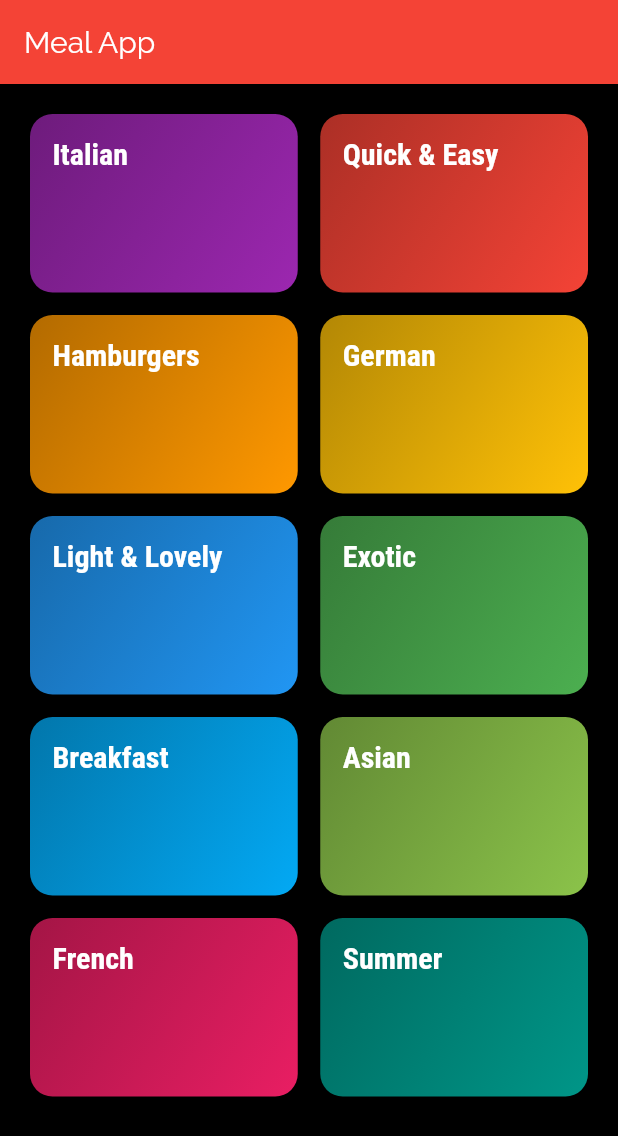
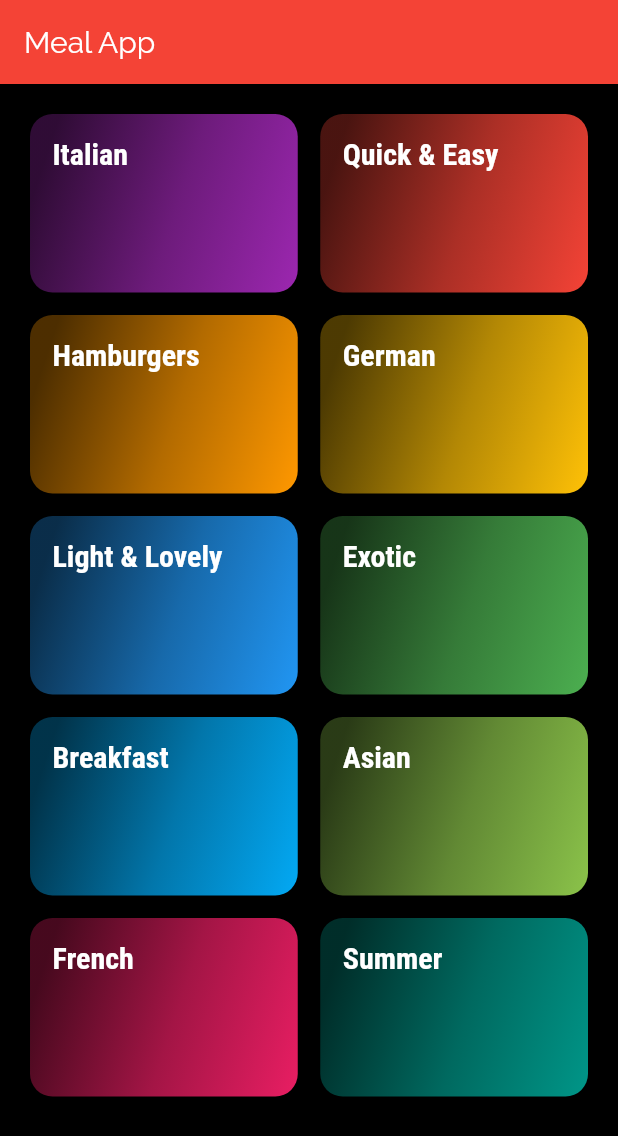
Before and after one commit to d4rk-lucif3r/Meals-App-Flutter, a Flutter app: the screen it shows after launch, on a phone screen of 412 x 824 dp. Shown: the top 1136 px of the screen. Run offline on Flutter 3.47's test engine with Material 2 defaults, Android fonts, the phone set to English and light mode, and no system bars.

```diff
--- a/lib/category_item.dart
+++ b/lib/category_item.dart
@@ -1,7 +1,7 @@
 import 'package:flutter/cupertino.dart';
 import 'package:flutter/material.dart';
 
-
+import './category_meals_screen.dart';
 
 class CategoryItem extends StatelessWidget {
   final String id;
@@ -11,7 +11,7 @@ class CategoryItem extends StatelessWidget {
   CategoryItem(this.id, this.title, this.color);
   void selectCategory(BuildContext ctx) {
     Navigator.of(ctx).pushNamed(
-      '/category-meals',
+      CategoryMealScreen.routeName,
       arguments: {
         'id': id,
         'title': title,
@@ -34,12 +34,31 @@ class CategoryItem extends StatelessWidget {
         decoration: BoxDecoration(
           gradient: LinearGradient(
             colors: [
+              color.withOpacity(.3),
               color.withOpacity(.7),
               color,
             ],
-            begin: Alignment.topLeft,
+            begin: Alignment.centerLeft,
             end: Alignment.bottomRight,
           ),
+          // gradient: RadialGradient(
+          //   center: Alignment.topLeft,
+          //   colors: [
+          //     color.withOpacity(.5),
+          //     color.withOpacity(.7),
+          //     color,
+          //   ],
+          //   radius: 15
+          // ),
+          // gradient: SweepGradient(
+          //   center: Alignment.topLeft,
+          //   colors: [
+          //     color.withOpacity(.3),
+          //     color.withOpacity(.7),
+          //     color,
+          //   ]
+          // ),
+
           borderRadius: BorderRadius.circular(15),
         ),
       ),
--- a/lib/category_meals_screen.dart
+++ b/lib/category_meals_screen.dart
@@ -1,6 +1,7 @@
 import 'package:flutter/material.dart';
 
 class CategoryMealScreen extends StatelessWidget {
+  static const routeName = '/category-meals';
   // final String categoryId;
   // final String categotyTitle;
 
--- a/lib/main.dart
+++ b/lib/main.dart
@@ -1,3 +1,4 @@
+import 'package:flutter/cupertino.dart';
 import 'package:flutter/material.dart';
 
 import './categories_screen.dart';
@@ -17,6 +18,7 @@ class MyApp extends StatelessWidget {
           accentColor: Colors.amber,
           canvasColor: Colors.black,
           fontFamily: 'Raleway',
+          //pageTransitionsTheme: PageTransitionsTheme(builders: {TargetPlatform.android: CupertinoPageTransitionsBuilder(),}),
           textTheme: ThemeData.light().textTheme.copyWith(
                 bodyText1: TextStyle(color: Colors.blueGrey),
                 bodyText2: TextStyle(color: Colors.green),
@@ -27,13 +29,27 @@ class MyApp extends StatelessWidget {
                   fontWeight: FontWeight.bold,
                 ),
               )),
+
       //home: CategoriesScreen(),
+      initialRoute: '/',
+      /*For MaterialPageRoute */
+      // routes: {
+      //   '/': (ctx) => CategoriesScreen(),
+      //   CategoryMealScreen.routeName: (ctx) => CategoryMealScreen(),
+      // },
+      // ignore: missing_return
 
-      routes: {
-        '/':(ctx) =>
-            CategoriesScreen(),
-        '/category-meals': (ctx) =>
-            CategoryMealScreen(),
+      /* For CupertinoPageRouter */
+      // ignore: missing_return
+      onGenerateRoute: (RouteSettings settings) {
+        switch (settings.name) {
+          case '/':
+            return CupertinoPageRoute(
+                builder: (_) => CategoriesScreen(), settings: settings);
+          case CategoryMealScreen.routeName :
+            return CupertinoPageRoute(
+                builder: (_) => CategoryMealScreen(), settings: settings);
+        }
       },
     );
   }
```
